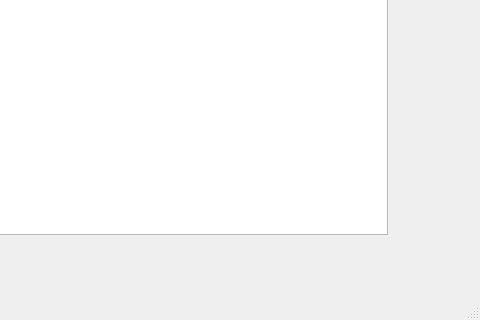
Before: the Qt Designer form execution.ui in BagrKonstantin/nti_contest_alfa, drawn with Qt 5; both pictures show x 493 to 973 and y 376 to 696 of the 973 by 696 pixel window.
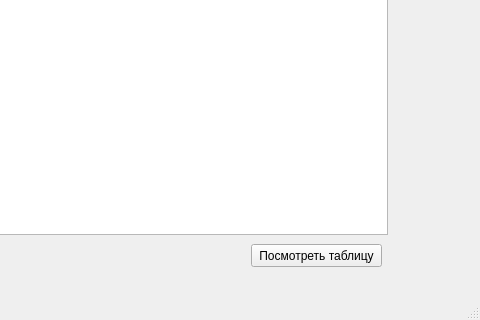
After: the same form once the commit is applied.

What changed in the file:
```diff
--- a/execution.ui
+++ b/execution.ui
@@ -54,6 +54,19 @@
      </property>
     </column>
    </widget>
+   <widget class="QPushButton" name="pushButton">
+    <property name="geometry">
+     <rect>
+      <x>744</x>
+      <y>620</y>
+      <width>131</width>
+      <height>23</height>
+     </rect>
+    </property>
+    <property name="text">
+     <string>Посмотреть таблицу</string>
+    </property>
+   </widget>
   </widget>
   <widget class="QMenuBar" name="menubar">
    <property name="geometry">
```
